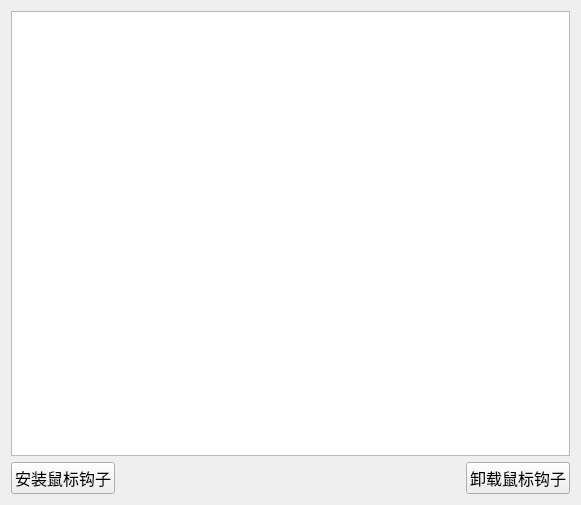
Before: the Qt Designer form FunctionalModule/MouseKeyEvent/widget.ui in mahuifa/QMDemo, drawn with Qt 5.
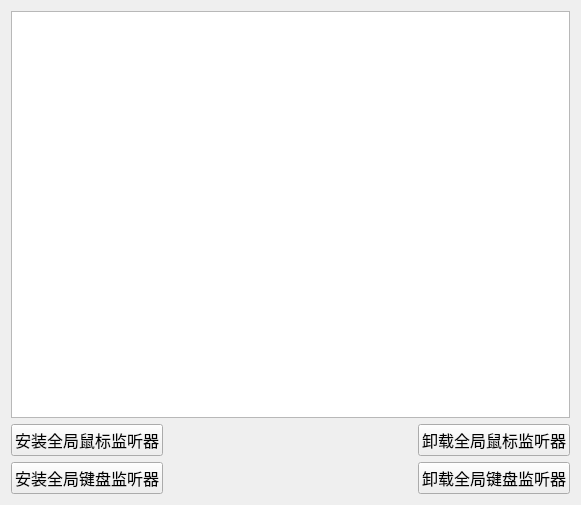
After: the same form once the commit is applied.

Commit message:
feat：初步完成Windows下全局键盘事件监听功能
    1、实现将Windows键盘信号转换位QKeyEvent信号。

What changed in the file:
```diff
--- a/FunctionalModule/MouseKeyEvent/widget.ui
+++ b/FunctionalModule/MouseKeyEvent/widget.ui
@@ -20,24 +20,19 @@
    <string>Widget</string>
   </property>
   <layout class="QGridLayout" name="gridLayout">
-   <item row="1" column="2">
-    <widget class="QPushButton" name="but_mouser">
-     <property name="text">
-      <string>卸载鼠标钩子</string>
-     </property>
-    </widget>
-   </item>
-   <item row="0" column="0" colspan="3">
+   <item row="0" column="0">
     <widget class="QTextEdit" name="textEdit"/>
    </item>
    <item row="1" column="0">
+    <layout class="QHBoxLayout" name="horizontalLayout">
+     <item>
     <widget class="QPushButton" name="but_mouseI">
      <property name="text">
-      <string>安装鼠标钩子</string>
+        <string>安装全局鼠标监听器</string>
      </property>
     </widget>
    </item>
-   <item row="1" column="1">
+     <item>
     <spacer name="horizontalSpacer">
      <property name="orientation">
       <enum>Qt::Horizontal</enum>
@@ -49,6 +44,46 @@
       </size>
      </property>
     </spacer>
+     </item>
+     <item>
+      <widget class="QPushButton" name="but_mouser">
+       <property name="text">
+        <string>卸载全局鼠标监听器</string>
+       </property>
+      </widget>
+     </item>
+    </layout>
+   </item>
+   <item row="2" column="0">
+    <layout class="QHBoxLayout" name="horizontalLayout_2">
+     <item>
+      <widget class="QPushButton" name="but_keyI">
+       <property name="text">
+        <string>安装全局键盘监听器</string>
+       </property>
+      </widget>
+     </item>
+     <item>
+      <spacer name="horizontalSpacer_2">
+       <property name="orientation">
+        <enum>Qt::Horizontal</enum>
+       </property>
+       <property name="sizeHint" stdset="0">
+        <size>
+         <width>40</width>
+         <height>20</height>
+        </size>
+       </property>
+      </spacer>
+     </item>
+     <item>
+      <widget class="QPushButton" name="but_KeyR">
+       <property name="text">
+        <string>卸载全局键盘监听器</string>
+       </property>
+      </widget>
+     </item>
+    </layout>
    </item>
   </layout>
  </widget>
```
Lines whose indentation alone changed are shown as unchanged. The commit also changes 7 other files.
